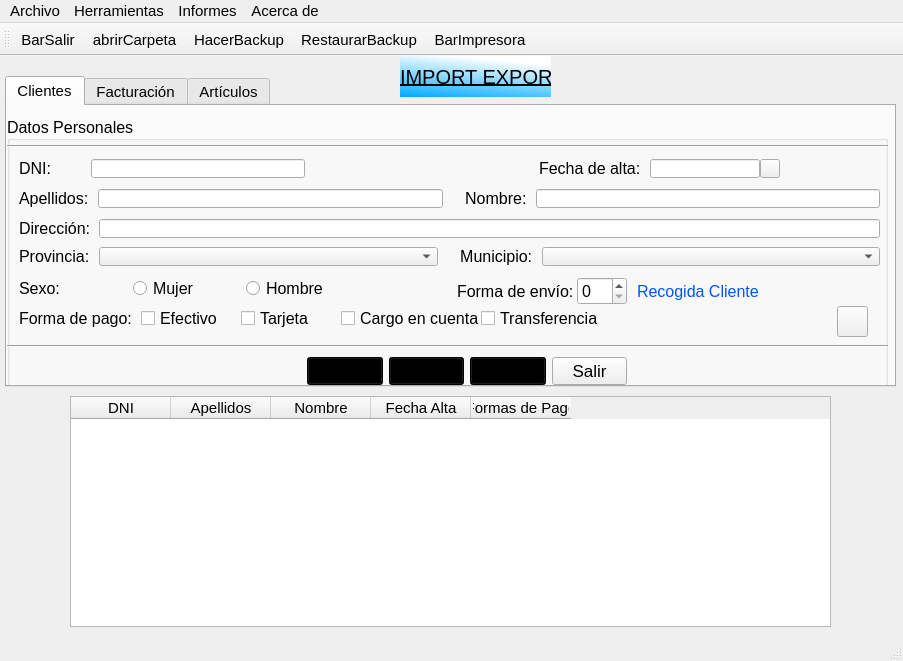
First picture: the form in prueba.ui, repository solglez/gonzalezescolar, before the edit.
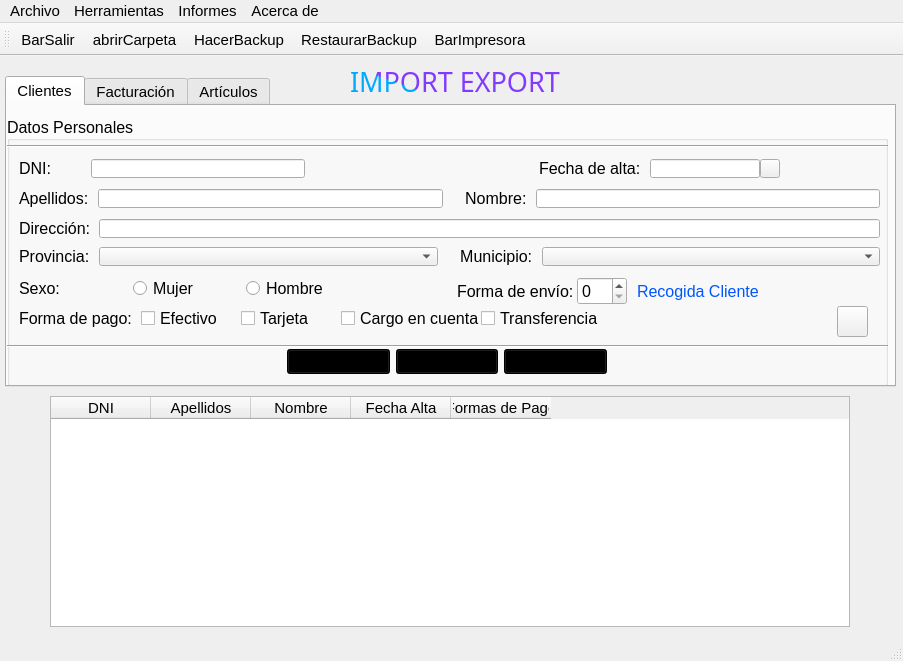
Second picture: the form after the edit. The open tabs and pages were chosen to show the change. Icons and pictures are not drawn.

What changed in the file:
```diff
--- a/prueba.ui
+++ b/prueba.ui
@@ -40,20 +40,25 @@
    <widget class="QLabel" name="lblClientes">
     <property name="geometry">
      <rect>
-      <x>400</x>
-      <y>0</y>
-      <width>151</width>
-      <height>41</height>
+      <x>350</x>
+      <y>10</y>
+      <width>211</width>
+      <height>31</height>
      </rect>
     </property>
     <property name="font">
      <font>
-      <pointsize>15</pointsize>
-      <underline>true</underline>
+      <family>Source Serif Pro Semibold</family>
+      <pointsize>20</pointsize>
+      <weight>7</weight>
+      <italic>false</italic>
+      <bold>false</bold>
      </font>
     </property>
     <property name="styleSheet">
-     <string notr="true">background-color: qlineargradient(spread:pad, x1:0.011, y1:1, x2:0.358, y2:0, stop:0 rgba(0, 170, 255, 255), stop:1 rgba(255, 255, 255, 255))</string>
+     <string notr="true">color: qlineargradient(spread:pad, x1:0.011, y1:1, x2:0.358, y2:0, stop:0 rgba(0, 170, 255, 255), stop:1 rgba(130, 58, 255, 255));
+font: 63 20pt &quot;Source Serif Pro Semibold&quot;;
+</string>
     </property>
     <property name="text">
      <string>IMPORT EXPORT</string>
@@ -62,15 +67,15 @@
    <widget class="QTableWidget" name="tabClientes">
     <property name="geometry">
      <rect>
-      <x>70</x>
+      <x>50</x>
       <y>340</y>
-      <width>761</width>
+      <width>800</width>
       <height>231</height>
      </rect>
     </property>
     <property name="maximumSize">
      <size>
-      <width>761</width>
+      <width>800</width>
       <height>261</height>
      </size>
     </property>
@@ -826,8 +831,8 @@
       <widget class="QWidget" name="horizontalLayoutWidget_8">
        <property name="geometry">
         <rect>
-         <x>300</x>
-         <y>240</y>
+         <x>280</x>
+         <y>230</y>
          <width>320</width>
          <height>31</height>
         </rect>
@@ -835,6 +840,12 @@
        <layout class="QHBoxLayout" name="horizontalLayout_8">
         <item>
          <widget class="QPushButton" name="btnGrabaCli">
+          <property name="maximumSize">
+           <size>
+            <width>16777215</width>
+            <height>25</height>
+           </size>
+          </property>
           <property name="palette">
            <palette>
             <active>
@@ -1037,6 +1048,12 @@
         </item>
         <item>
          <widget class="QPushButton" name="btnModifCli">
+          <property name="maximumSize">
+           <size>
+            <width>16777215</width>
+            <height>25</height>
+           </size>
+          </property>
           <property name="palette">
            <palette>
             <active>
@@ -1239,6 +1256,12 @@
         </item>
         <item>
          <widget class="QPushButton" name="btnBajaCli">
+          <property name="maximumSize">
+           <size>
+            <width>16777215</width>
+            <height>25</height>
+           </size>
+          </property>
           <property name="palette">
            <palette>
             <active>
@@ -1439,18 +1462,6 @@
           </property>
          </widget>
         </item>
-        <item>
-         <widget class="QPushButton" name="btnSalir">
-          <property name="font">
-           <font>
-            <pointsize>13</pointsize>
-           </font>
-          </property>
-          <property name="text">
-           <string>Salir</string>
-          </property>
-         </widget>
-        </item>
        </layout>
       </widget>
       <widget class="QWidget" name="horizontalLayoutWidget_9">
```
Left out of the diff: 6 changed lines with no effect on the pictures.
